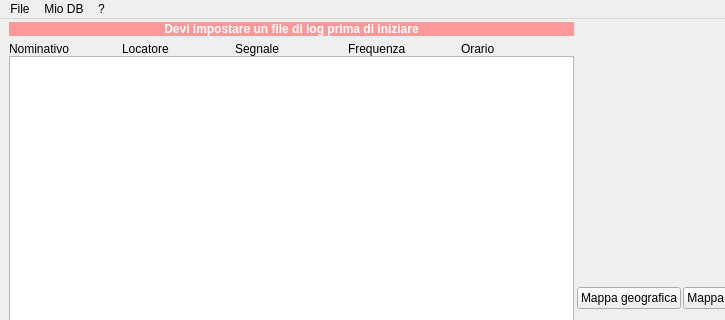
Qt form mainwindow.ui (DoppiaZeta/RFLog) before a commit; both pictures show x 0 to 725 and y 0 to 320 of the 971 by 599 pixel window.
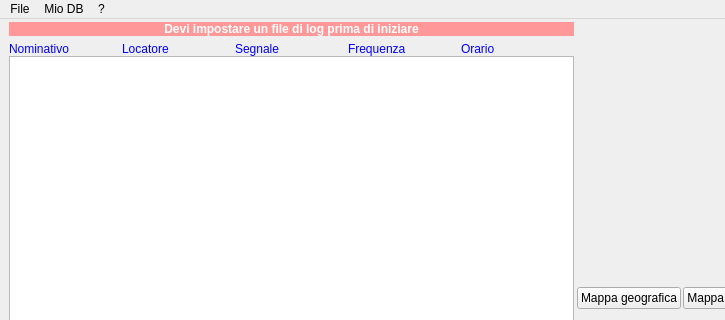
The same form after that commit.

The edit to the form file:
```diff
--- a/mainwindow.ui
+++ b/mainwindow.ui
@@ -42,6 +42,9 @@
         </property>
         <item row="1" column="2">
          <widget class="QLabel" name="label_2">
+          <property name="styleSheet">
+           <string notr="true">color: blue;</string>
+          </property>
           <property name="text">
            <string>Locatore</string>
           </property>
@@ -49,6 +52,9 @@
         </item>
         <item row="1" column="5">
          <widget class="QLabel" name="label_4">
+          <property name="styleSheet">
+           <string notr="true">color: blue;</string>
+          </property>
           <property name="text">
            <string>Orario</string>
           </property>
@@ -56,6 +62,9 @@
         </item>
         <item row="1" column="1">
          <widget class="QLabel" name="label">
+          <property name="styleSheet">
+           <string notr="true">color: blue;</string>
+          </property>
           <property name="text">
            <string>Nominativo</string>
           </property>
@@ -63,6 +72,9 @@
         </item>
         <item row="1" column="3">
          <widget class="QLabel" name="label_3">
+          <property name="styleSheet">
+           <string notr="true">color: blue;</string>
+          </property>
           <property name="text">
            <string>Segnale</string>
           </property>
@@ -70,6 +82,9 @@
         </item>
         <item row="1" column="4">
          <widget class="QLabel" name="label_5">
+          <property name="styleSheet">
+           <string notr="true">color: blue;</string>
+          </property>
           <property name="text">
            <string>Frequenza</string>
           </property>
```
Left out of the diff: 6 changed lines with no effect on the pictures.
